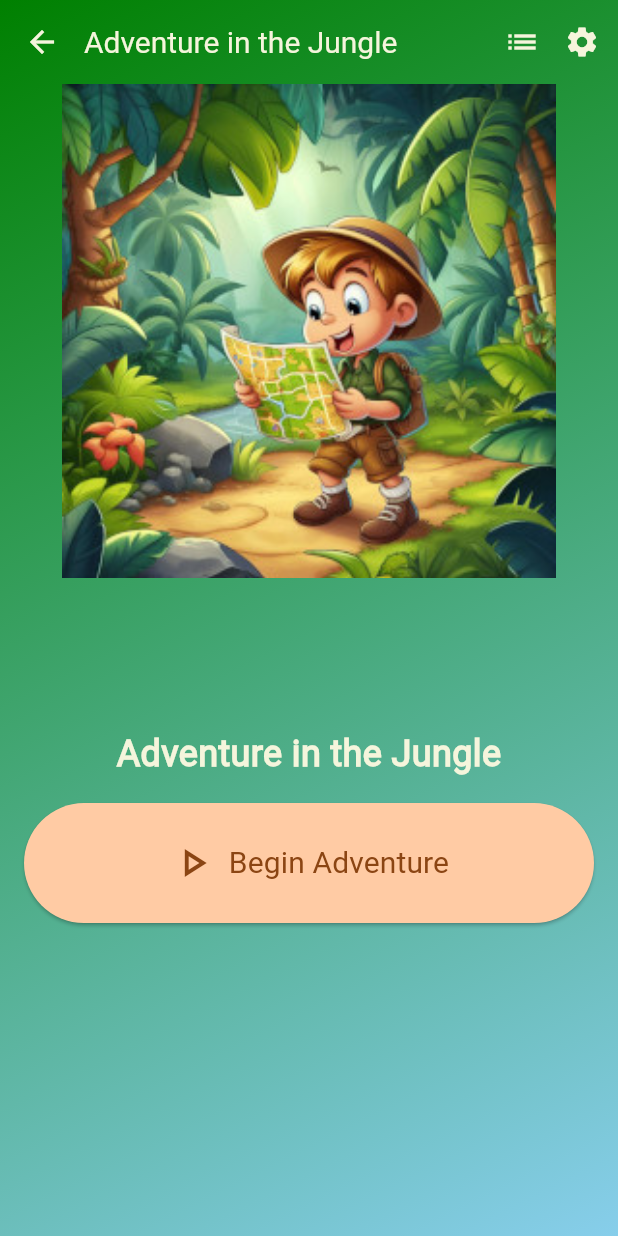
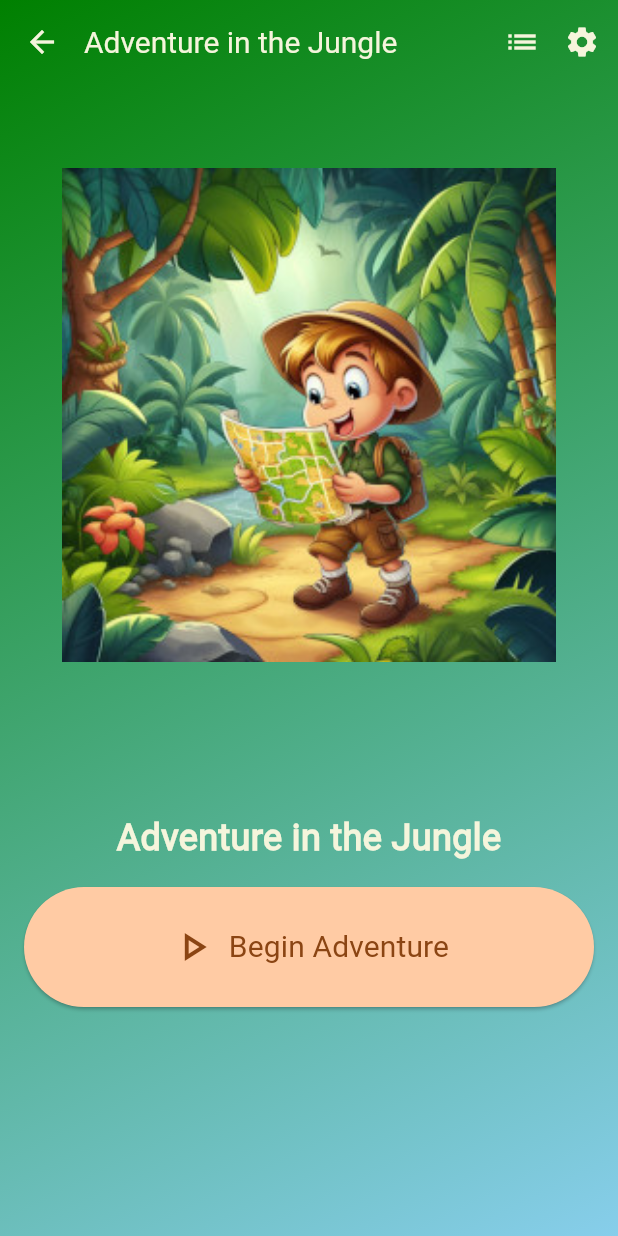
Before and after one commit to aaronlovi/adventure_quest_kids, a Flutter app: the screen it shows after launch, after a tap on "Adventure in the Jungle", on a phone screen of 412 x 824 dp. Run offline on Flutter 3.47's test engine with Material 3 defaults, Android fonts, the phone set to English and light mode, and no system bars; our stand-ins replace audioplayers, get_it, shared_preferences, yaml; generated files the repository leaves out were written again.

Commit message:
Fixed some audio and layout bugs

```diff
--- a/assets/story_list.yaml
+++ b/assets/story_list.yaml
@@ -6,7 +6,7 @@ story_list:
     icon: list-icon.png
     background_sound_filename: background-15s.mp3
     background_sound_volume_factor: 1.0
-    background_sound_playback_rate: 0.75
+    background_sound_playback_rate: 0.9
     terminal_page_ids: page4A,page4B,page4C,page4D,page4E,page4F,page4G,page4H,page4I,page4J,page4K,page4L,page4M,page4N,page4O,page4P,page4Q,page4R,page4S
     gradient_top_color: '0xFF008000' # green
     gradient_bottom_color: '0xFF87CEEB' # yellow
--- a/lib/utils/constants.dart
+++ b/lib/utils/constants.dart
@@ -6,10 +6,11 @@ abstract class Constants {
     vertical: VisualDensity.minimumDensity,
   );
 
+  static const hundredMilliseconds = Duration(milliseconds: 100);
+  static const twoHundredMilliseconds = Duration(milliseconds: 200);
+  static const halfSecond = Duration(milliseconds: 500);
   static const oneSecond = Duration(milliseconds: 1000);
-  static const halfSecond = Duration(milliseconds: 500);
-  static const twoHundredMilliseconds = Duration(milliseconds: 200);
-  static const hundredMilliseconds = Duration(milliseconds: 100);
+  static const twoSeconds = Duration(milliseconds: 2000);
 
   static const String storyListRoute = '/story-list';
   static const String frontPageRoute = '/front-page';
--- a/lib/utils/sound_utils.dart
+++ b/lib/utils/sound_utils.dart
@@ -1,4 +1,5 @@
 import 'dart:async';
+import 'dart:math';
 
 import 'package:adventure_quest_kids/model/story_meta_data.dart';
 import 'package:adventure_quest_kids/registry.dart';
@@ -13,9 +14,7 @@ Future<void> stopSpeech(Registry registry) async {
     var player = registry.speechAudioPlayer;
     await player.stop();
   } catch (e) {
-    if (kDebugMode) {
-      print('Error stopping speech: $e');
-    }
+    _log('Error stopping speech: $e');
   }
 }
 
@@ -33,11 +32,9 @@ Future<void> playSpeech(
     await speechAsset.setOnPlayer(player);
     await player.setVolume(registry.speechVolume);
     await player.setPlaybackRate(registry.speechRate);
-    await player.play(speechAsset, mode: PlayerMode.lowLatency);
+    await player.play(speechAsset, mode: PlayerMode.mediaPlayer);
   } catch (e) {
-    if (kDebugMode) {
-      print('Error playing speech: $e');
-    }
+    _log('Error playing speech: $e');
   }
 }
 
@@ -58,45 +55,57 @@ Future<void> playStoryBackgroundSound(
     // Create a loop that plays the sound, waits for it to complete, waits for an additional delay, and then repeats
     while (registry.currentStoryMetaData == storyMetaData) {
       // Check if the current story meta data is still the same
+
       await player.setPlaybackRate(storyMetaData.backgroundSoundPlaybackRate);
       await player.setVolume(0); // Start with volume 0
-      await player.play(soundAsset, mode: PlayerMode.lowLatency);
+      await player.play(soundAsset, mode: PlayerMode.mediaPlayer);
 
       // Fade in the volume over the period of 1 second
-      const fadeInDuration = Constants.oneSecond;
-      const stepTime = Constants.hundredMilliseconds;
+      const fadeInDuration = Constants.twoSeconds;
+      const stepTime = Constants.twoHundredMilliseconds;
       var steps = fadeInDuration.inMilliseconds ~/ stepTime.inMilliseconds;
       var volumeStep = registry.backgroundVolume *
           storyMetaData.backgroundVolumeAdjustmentFactor /
           steps;
-      for (var i = 0; i < steps; i++) {
+      var maxVolume = registry.backgroundVolume *
+          storyMetaData.backgroundVolumeAdjustmentFactor;
+
+      for (var i = 1; i <= steps; i++) {
         // Allow cancellation
         if (registry.currentStoryMetaData != storyMetaData) break;
 
         await Future.delayed(stepTime);
-        await player.setVolume((i + 1) * volumeStep);
+
+        var nextVolume = i * volumeStep;
+        await player.setVolume(min(maxVolume, nextVolume));
       }
+
+      await player.setVolume(maxVolume);
 
       // Allow cancellation
       if (registry.currentStoryMetaData != storyMetaData) break;
 
       // Wait for the audio to finish playing
       var completer = Completer();
+
       StreamSubscription playerCompletionSubscription =
-          player.onPlayerComplete.listen((_) {});
-
-      playerCompletionSubscription = player.onPlayerComplete.listen((event) {
-        playerCompletionSubscription.cancel(); // Unregister the listener
+          player.onPlayerComplete.listen((_) {
         completer.complete();
       });
+
       await completer.future;
+      playerCompletionSubscription.cancel();
 
       await Future.delayed(
-          const Duration(milliseconds: 500)); // Wait for an additional delay
+          const Duration(milliseconds: 100)); // Wait for an additional delay
     }
   } catch (e) {
-    if (kDebugMode) {
-      print('Error playing background sound: $e');
-    }
+    _log('Error playing background sound: $e');
   }
 }
+
+void _log(String msg) {
+  if (kDebugMode) {
+    print(msg);
+  }
+}
--- a/lib/views/main_screen.dart
+++ b/lib/views/main_screen.dart
@@ -86,8 +86,10 @@ class MainScreenState extends State<MainScreen> with RouteAware {
           )),
       actions: [
         IconButton(
-            icon: const Icon(Icons.settings),
-            onPressed: () => navigateToSettings(context))
+          icon: const Icon(Icons.settings),
+          onPressed: () => navigateToSettings(context),
+          color: Colors.white,
+        )
       ],
     );
   }
--- a/lib/views/story_front_page_screen.dart
+++ b/lib/views/story_front_page_screen.dart
@@ -34,8 +34,9 @@ class StoryFrontPageScreen extends StatefulWidget {
 
 class StoryFrontPageScreenState extends State<StoryFrontPageScreen> {
   late AssetSource soundAsset;
+  final GlobalKey _appBarKey;
 
-  StoryFrontPageScreenState();
+  StoryFrontPageScreenState() : _appBarKey = GlobalKey();
 
   String get localeName => widget.registry.localeName;
 
@@ -69,8 +70,12 @@ class StoryFrontPageScreenState extends State<StoryFrontPageScreen> {
           subTitle: storyMetadata.getSubTitle(localeName),
           isStartPage: true,
           foregroundColor: storyMetadata.storyTextColor,
+          key: _appBarKey,
         ),
-        body: _getBodyWidgets(w, h, context, storyMetadata));
+        body: LayoutBuilder(
+            builder: (BuildContext context, BoxConstraints constraints) {
+          return _getBodyWidgets(w, h, context, storyMetadata);
+        }));
   }
 
   Widget _getBodyWidgets(
@@ -80,6 +85,7 @@ class StoryFrontPageScreenState extends State<StoryFrontPageScreen> {
     StoryMetaData storyMetadata,
   ) {
     var bodyChildWidgets = _createBodyChildWidgets(storyMetadata, context);
+    final appBarHeight = MediaQuery.of(context).padding.top + kToolbarHeight;
 
     return Container(
       decoration: BoxDecoration(
@@ -94,9 +100,7 @@ class StoryFrontPageScreenState extends State<StoryFrontPageScreen> {
       ),
       child: Column(
         children: [
-          const Padding(
-            padding: EdgeInsets.only(top: 56.0), // Add padding here
-          ),
+          SizedBox(height: appBarHeight),
           // Top half: Container for Image
           Container(
               height: h * 0.4,
--- a/lib/views/story_page_screen.dart
+++ b/lib/views/story_page_screen.dart
@@ -43,6 +43,7 @@ class StoryPageScreen extends StatefulWidget {
 class StoryPageScreenState extends State<StoryPageScreen>
     with RouteAware, TickerProviderStateMixin {
   final GlobalKey _containerKey;
+  final GlobalKey _appBarKey;
 
   final animationDuration = const Duration(milliseconds: 1400);
 
@@ -77,6 +78,7 @@ class StoryPageScreenState extends State<StoryPageScreen>
       : _cancelSpeechAnimation = false,
         _currentWordIndex = ValueNotifier<int>(-1),
         _containerKey = GlobalKey(),
+        _appBarKey = GlobalKey(),
         _animatedRectangles = <(Rect, Color, StoryChoice)>[];
 
   String get _imagePath =>
@@ -225,6 +227,7 @@ class StoryPageScreenState extends State<StoryPageScreen>
   Widget build(BuildContext context) {
     final double w = context.width;
     final double h = context.height;
+    final appBarHeight = MediaQuery.of(context).padding.top + kToolbarHeight;
 
     return Scaffold(
       extendBodyBehindAppBar: true,
@@ -242,7 +245,7 @@ class StoryPageScreenState extends State<StoryPageScreen>
         ),
         child: Column(
           children: [
-            const SizedBox(height: kToolbarHeight),
+            SizedBox(height: appBarHeight),
             _getStoryImageWidgets(w, h),
             _getStoryTextAndChoicesWidgets(w, h, context),
           ],
@@ -258,6 +261,7 @@ class StoryPageScreenState extends State<StoryPageScreen>
             tag: 'appBar',
             child: getAppBar(
               context,
+              key: _appBarKey,
               title: widget.story.getTitle(currentLocale),
               subTitle: widget.story.getSubTitle(currentLocale),
               isStartPage: false,
--- a/lib/views/story_page_screen_common.dart
+++ b/lib/views/story_page_screen_common.dart
@@ -10,9 +10,11 @@ AppBar getAppBar(
   required String title,
   required String subTitle,
   required bool isStartPage,
+  required GlobalKey<State<StatefulWidget>> key,
   Color foregroundColor = Colors.white,
 }) {
   return AppBar(
+    key: key,
     backgroundColor: Colors.transparent,
     elevation: 0,
     leading: IconButton(
```
Also changed, not shown: pubspec.lock.
